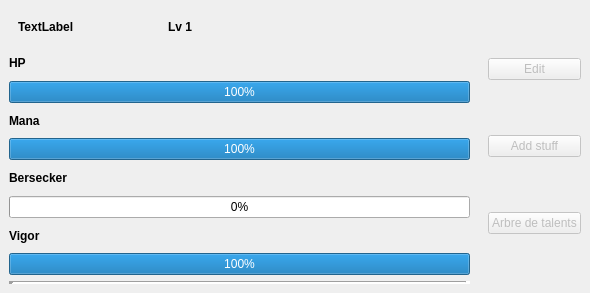
r0nd0ud0u/qt-rpg, file app/view/forms/heropanel.ui: the form before one commit.
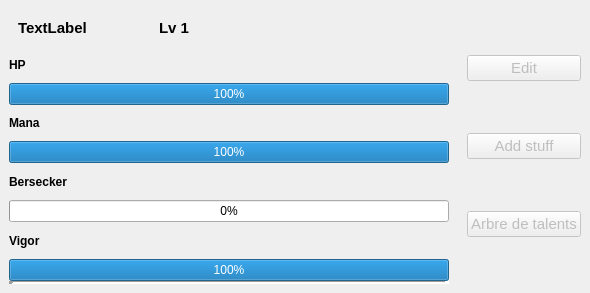
The form after the commit. Custom widgets are drawn as their Qt base class.

The edit to the form file:
```diff
--- a/app/view/forms/heropanel.ui
+++ b/app/view/forms/heropanel.ui
@@ -37,6 +37,11 @@
        <verstretch>0</verstretch>
       </sizepolicy>
      </property>
+     <property name="font">
+      <font>
+       <pointsize>11</pointsize>
+      </font>
+     </property>
      <property name="frameShape">
       <enum>QFrame::NoFrame</enum>
      </property>
@@ -71,9 +76,15 @@
          </sizepolicy>
         </property>
         <layout class="QVBoxLayout" name="verticalLayout">
+         <property name="spacing">
+          <number>0</number>
+         </property>
          <item>
           <widget class="QWidget" name="hero_info" native="true">
            <layout class="QHBoxLayout" name="horizontalLayout_2">
+            <property name="spacing">
+             <number>0</number>
+            </property>
             <item>
              <widget class="QLabel" name="hero_name">
               <property name="sizePolicy">
@@ -84,6 +95,7 @@
               </property>
               <property name="font">
                <font>
+                <pointsize>11</pointsize>
                 <bold>true</bold>
                </font>
               </property>
@@ -96,6 +108,7 @@
              <widget class="QLabel" name="hero_level">
               <property name="font">
                <font>
+                <pointsize>11</pointsize>
                 <bold>true</bold>
                </font>
               </property>
@@ -116,6 +129,7 @@
           <widget class="QLabel" name="hp_label">
            <property name="font">
             <font>
+             <pointsize>9</pointsize>
              <bold>true</bold>
             </font>
            </property>
@@ -126,6 +140,11 @@
          </item>
          <item>
           <widget class="QProgressBar" name="hp_Bar">
+           <property name="font">
+            <font>
+             <pointsize>9</pointsize>
+            </font>
+           </property>
            <property name="value">
             <number>100</number>
            </property>
@@ -138,6 +157,7 @@
           <widget class="QLabel" name="mana_label">
            <property name="font">
             <font>
+             <pointsize>9</pointsize>
              <bold>true</bold>
             </font>
            </property>
@@ -148,6 +168,11 @@
          </item>
          <item>
           <widget class="QProgressBar" name="mana_bar">
+           <property name="font">
+            <font>
+             <pointsize>9</pointsize>
+            </font>
+           </property>
            <property name="value">
             <number>100</number>
            </property>
@@ -157,6 +182,7 @@
           <widget class="QLabel" name="bersecker_label">
            <property name="font">
             <font>
+             <pointsize>9</pointsize>
              <bold>true</bold>
             </font>
            </property>
@@ -167,6 +193,11 @@
          </item>
          <item>
           <widget class="QProgressBar" name="bersecker_bar">
+           <property name="font">
+            <font>
+             <pointsize>9</pointsize>
+            </font>
+           </property>
            <property name="value">
             <number>0</number>
            </property>
@@ -176,6 +207,7 @@
           <widget class="QLabel" name="vigor_label">
            <property name="font">
             <font>
+             <pointsize>9</pointsize>
              <bold>true</bold>
             </font>
            </property>
@@ -186,6 +218,11 @@
          </item>
          <item>
           <widget class="QProgressBar" name="vigor_bar">
+           <property name="font">
+            <font>
+             <pointsize>9</pointsize>
+            </font>
+           </property>
            <property name="value">
             <number>100</number>
            </property>
```
